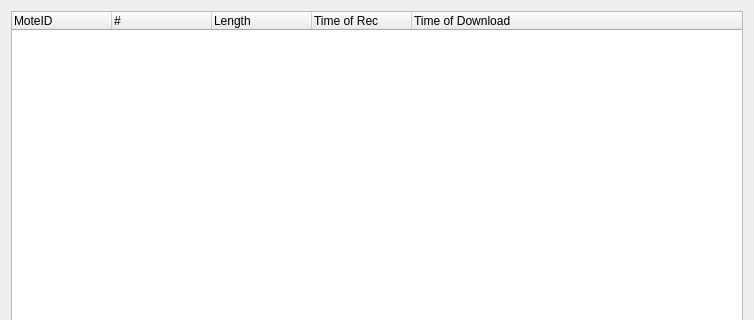
Old version of the form tinyos-2.x/trunk/support/cpp/TestShimmer/src/SDownloadWidget.ui in the repository baharev/szte-wsn-code; both pictures show x 0 to 754 and y 0 to 320 of the 754 by 617 pixel window.
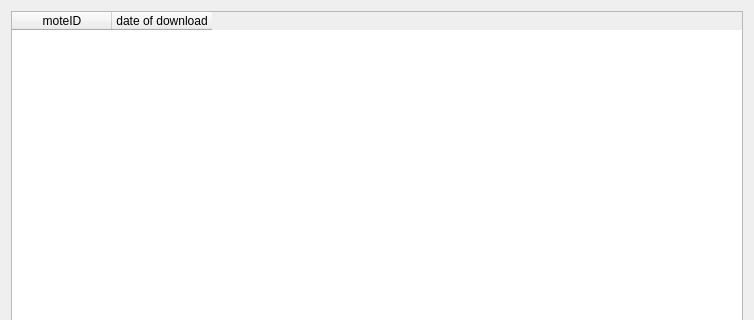
New version of the form.

Diff of the .ui file:
```diff
--- a/tinyos-2.x/trunk/support/cpp/TestShimmer/src/SDownloadWidget.ui
+++ b/tinyos-2.x/trunk/support/cpp/TestShimmer/src/SDownloadWidget.ui
@@ -15,30 +15,30 @@
   </property>
   <layout class="QVBoxLayout" name="verticalLayout_2">
    <item>
-    <widget class="QTreeWidget" name="sdDataView">
+    <widget class="QTableWidget" name="sdDataView">
+     <property name="editTriggers">
+      <set>QAbstractItemView::NoEditTriggers</set>
+     </property>
+     <property name="showDropIndicator" stdset="0">
+      <bool>false</bool>
+     </property>
+     <property name="dragDropOverwriteMode">
+      <bool>false</bool>
+     </property>
+     <property name="dragDropMode">
+      <enum>QAbstractItemView::NoDragDrop</enum>
+     </property>
+     <property name="selectionMode">
+      <enum>QAbstractItemView::ExtendedSelection</enum>
+     </property>
      <column>
       <property name="text">
-       <string notr="true">MoteID</string>
+       <string>moteID</string>
       </property>
      </column>
      <column>
       <property name="text">
-       <string>#</string>
-      </property>
-     </column>
-     <column>
-      <property name="text">
-       <string>Length</string>
-      </property>
-     </column>
-     <column>
-      <property name="text">
-       <string>Time of Rec</string>
-      </property>
-     </column>
-     <column>
-      <property name="text">
-       <string>Time of Download</string>
+       <string>date of download</string>
       </property>
      </column>
     </widget>
```
